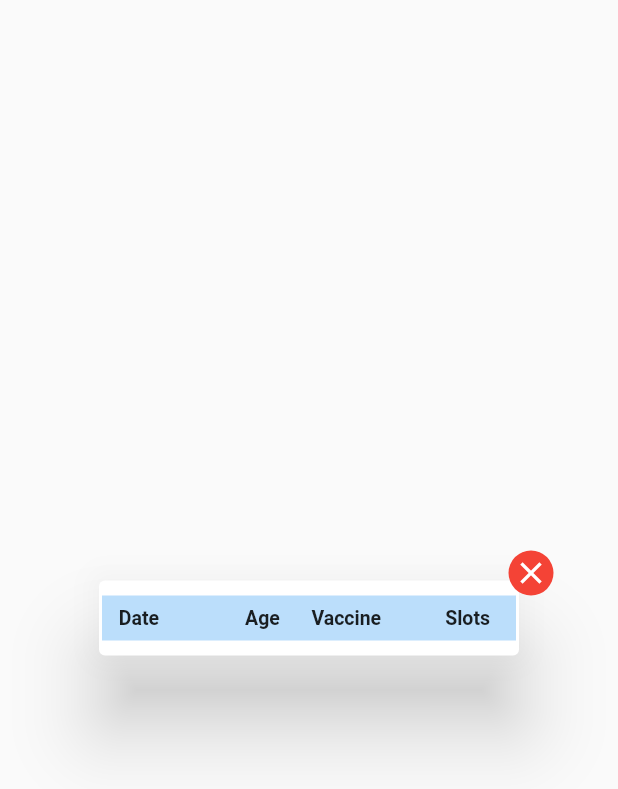
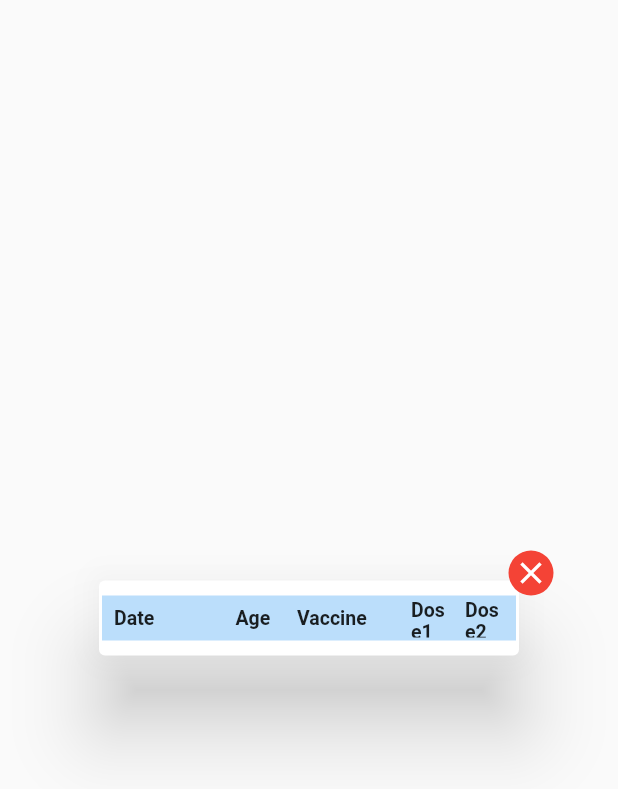
Before and after one commit to muthuesign/Vexometerapp, a Flutter app: the SlotModal widget shown alone on an empty page, opened directly with empty values, on a phone screen of 412 x 824 dp. Shown: the top 789 px of the screen. Run offline on Flutter 3.47's test engine with Material 2 defaults, Android fonts, the phone set to English and light mode, and no system bars; our stand-ins replace geocoding, geolocator, toast; missing offline and left inert: onesignal_flutter; network calls fail; statements that could not run were skipped.

Commit message:
fix issues

```diff
--- a/source/lib/src/home.dart
+++ b/source/lib/src/home.dart
@@ -47,7 +47,7 @@ class _HomeState extends State<Home> {
     _pinCode = _searchController.text.isEmpty ? await GeoFinder.getPinCodeByMyLoction(): _searchController.text;
     var vaccCentres = await _vaxometerService.getCentresByPin(globals.onesignalUserId, _pinCode);
     var centersViewModel = vaccCentres.centersViewModel;
-    Map doseMap = {"Dose 1": true,"Dose 2": true };
+    centersViewModel.sort((b,a) => a.getInitialSlots().compareTo(b.getInitialSlots()));
     _vaccineTypes = new Map.fromIterable(vaccCentres.vaccineTypes,
     key: (item) => item,
       value: (item) => true
@@ -106,7 +106,7 @@ class _HomeState extends State<Home> {
         && (ele.sessions != null && ele.sessions.any((a) => _vacTypeFilter(a)))
 
       ).toList();
-      _filteredVaccineCentres.sort((a, b) => a.getSlots().compareTo(b.getSlots()));
+      _filteredVaccineCentres.sort((b, a) => a.getSlots().compareTo(b.getSlots()));
   }
 
   ListView _vaccineCentreListView() {
--- a/source/lib/src/models/vaccine-centre.dart
+++ b/source/lib/src/models/vaccine-centre.dart
@@ -101,12 +101,12 @@ class CentersViewModel {
    bool isSubcribed;
   final bool isAVailableFor18;
   final bool isAVailableFor45;
-  final String nextAvailableSlot_Dose1;
-  final String nextAvailableSlot_Dose2;
-  final String nextAvailableSlot18_Dose1;
-  final String nextAvailableSlot18_Dose2;
-  final String nextAvailableSlot45_Dose1;
-  final String nextAvailableSlot45_Dose2;
+  final DateTime nextAvailableSlot_Dose1;
+  final DateTime nextAvailableSlot_Dose2;
+  final DateTime nextAvailableSlot18_Dose1;
+  final DateTime nextAvailableSlot18_Dose2;
+  final DateTime nextAvailableSlot45_Dose1;
+  final DateTime nextAvailableSlot45_Dose2;
   final int totalAvailableCapacityDose1;
   final int totalAvailableCapacityDose2;
   final int totalAvailableCapacityDose1_18;
@@ -140,12 +140,12 @@ class CentersViewModel {
         isSubcribed = json["isSubcribed"] ?? false,
         isAVailableFor18 = json["isAVailableFor18"],
         isAVailableFor45 = json["isAVailableFor45"],
-        nextAvailableSlot_Dose1 = json["nextAvailableSlot_Dose1"],
-        nextAvailableSlot_Dose2 = json["nextAvailableSlot_Dose2"],
-        nextAvailableSlot18_Dose1 = json["nextAvailableSlot18_Dose1"],
-        nextAvailableSlot18_Dose2 = json["nextAvailableSlot18_Dose2"],
-        nextAvailableSlot45_Dose1 = json["nextAvailableSlot45_Dose1"],
-        nextAvailableSlot45_Dose2 = json["nextAvailableSlot45_Dose2"],
+        nextAvailableSlot_Dose1 = json["nextAvailableSlot_Dose1"]!=null ? DateTime.parse(json["nextAvailableSlot_Dose1"]) : null,
+        nextAvailableSlot_Dose2 = json["nextAvailableSlot_Dose2"]!=null ? DateTime.parse(json["nextAvailableSlot_Dose2"]) : null,
+        nextAvailableSlot18_Dose1 = json["nextAvailableSlot18_Dose1"]!=null ? DateTime.parse(json["nextAvailableSlot18_Dose1"]) : null,
+        nextAvailableSlot18_Dose2 = json["nextAvailableSlot18_Dose2"]!=null ? DateTime.parse(json["nextAvailableSlot18_Dose2"]) : null,
+        nextAvailableSlot45_Dose1 = json["nextAvailableSlot45_Dose1"]!=null ? DateTime.parse(json["nextAvailableSlot45_Dose1"]) : null,
+        nextAvailableSlot45_Dose2 = json["nextAvailableSlot45_Dose2"]!=null ? DateTime.parse(json["nextAvailableSlot45_Dose2"]) : null,
         totalAvailableCapacityDose1 = json["totalAvailableCapacityDose1"],
         totalAvailableCapacityDose2 = json["totalAvailableCapacityDose2"],
         totalAvailableCapacityDose1_18 = json["totalAvailableCapacityDose1_18"],
@@ -163,4 +163,7 @@ class CentersViewModel {
     return sessions[0].date;
   }
 
+  int getInitialSlots() {
+    return totalAvailableCapacityDose1 + totalAvailableCapacityDose2;
+  }
 }
--- a/source/lib/src/shared/services/http-service.dart
+++ b/source/lib/src/shared/services/http-service.dart
@@ -17,7 +17,7 @@ class HttpService {
       T body = jsonDecode(res.body);
       return body;
     } else {
-      throw "Unable to process your request";
+      throw "No Records Found";
     }
   }
 
--- a/source/lib/src/shared/services/vaxometer-service.dart
+++ b/source/lib/src/shared/services/vaxometer-service.dart
@@ -8,7 +8,7 @@ class VaxometerService {
   VaccineCentreV2 vaccineCentreV2;
 
   Future<VaccineCentreV2> getCentresByPin(String deviceId, String pinCode) async {
-    var response = await HttpService.get<dynamic>(_baseUrl + "VaxometerV2/Centers/DeviceIds/$deviceId/Pincodes/560037");
+    var response = await HttpService.get<dynamic>(_baseUrl + "VaxometerV2/Centers/DeviceIds/$deviceId/Pincodes/$pinCode");
     VaccineCentreV2 vaccineCentreV2 = new VaccineCentreV2(null, null, null);
 
     vaccineCentreV2.centersViewModel = getCenters(response);
--- a/source/lib/src/shared/slot-modal.dart
+++ b/source/lib/src/shared/slot-modal.dart
@@ -4,16 +4,17 @@ import 'package:vaxometer/src/models/vaccine-session.dart';
 
 class SlotModal extends StatefulWidget {
   final List<VaccineSession> _sessions;
-  SlotModal(this._sessions, {Key key}) : super(key: key);
+  final Map<String, bool> _vaccineTypes;
+  SlotModal(this._sessions, this._vaccineTypes, {Key key}) : super(key: key);
 
   @override
-  _SlotModalState createState() => _SlotModalState(_sessions);
+  _SlotModalState createState() => _SlotModalState();
 }
 
 class _SlotModalState extends State<SlotModal> {
-  final List<VaccineSession> _sessions;
+  // final List<VaccineSession> _sessions;
 
-  _SlotModalState(this._sessions);
+  // _SlotModalState(this._sessions);
 
   @override
   void initState() {
@@ -44,10 +45,12 @@ class _SlotModalState extends State<SlotModal> {
               ),
             ),
           ),
-          ListView.separated(
+          Expanded(
+            child: ListView.separated(
                 padding: EdgeInsets.all(0.0),
                 shrinkWrap: true,
-              itemCount: _sessions == null ? 1 : _sessions.length + 1,
+                itemCount: widget._sessions == null ? 1 : widget._sessions.length + 1,
+                // itemCount: widget._sessions == null ? 0 : widget._sessions.length,
                 itemBuilder: (context, index) {
                   if (index == 0)
                   {
@@ -60,8 +63,9 @@ class _SlotModalState extends State<SlotModal> {
                           children: [
                             Container(padding: EdgeInsets.all(2.0), width: 75.0, child:Text("Date", style: TextStyle(fontWeight: FontWeight.bold, fontSize: 13.0))),
                             Container(padding: EdgeInsets.all(2.0), width: 35.0, child:Text("Age", style: TextStyle(fontWeight: FontWeight.bold, fontSize: 13.0))),
-                        Container(padding: EdgeInsets.all(2.0), width: 80.0, child:Text("Vaccine", style: TextStyle(fontWeight: FontWeight.bold, fontSize: 13.0))),
-                        Container(padding: EdgeInsets.all(2.0), width: 40.0, child:Text("Slots", style: TextStyle(fontWeight: FontWeight.bold, fontSize: 13.0)))
+                            Container(padding: EdgeInsets.all(2.0), width: 70.0, child:Text("Vaccine", style: TextStyle(fontWeight: FontWeight.bold, fontSize: 13.0))),
+                            Container(padding: EdgeInsets.all(2.0), width: 30.0, child:Text("Dose1", style: TextStyle(fontWeight: FontWeight.bold, fontSize: 13.0))),
+                            Container(padding: EdgeInsets.all(2.0), width: 30.0, child:Text("Dose2", style: TextStyle(fontWeight: FontWeight.bold, fontSize: 13.0)))
                           ],
                         )
                     );
@@ -72,17 +76,20 @@ class _SlotModalState extends State<SlotModal> {
                       mainAxisAlignment: MainAxisAlignment.spaceEvenly,
                       crossAxisAlignment: CrossAxisAlignment.center,
                       children: [
-                      Container(padding: EdgeInsets.all(2.0), width: 75.0, child:Text(_sessions[index].date, style: TextStyle(fontSize: 12.0))),
-                      Container(padding: EdgeInsets.all(2.0), width: 35.0, child:Text(_sessions[index].min_age_limit.toString(), style: TextStyle(fontSize: 12.0))),
-                      Container(padding: EdgeInsets.all(2.0), width: 80.0, child:Text(_sessions[index].vaccine, style: TextStyle(fontSize: 12.0))),
-                      Container(padding: EdgeInsets.all(2.0), width: 40.0, child:Text(_sessions[index].available_capacity.toString(), textAlign: TextAlign.right, style: TextStyle(fontSize: 12.0)))
+                        Container(padding: EdgeInsets.all(2.0), width: 75.0, child:Text(widget._sessions[index].date,   style: TextStyle(fontSize: 12.0))),
+                        Container(padding: EdgeInsets.all(2.0), width: 35.0, child:Text(widget._sessions[index].min_age_limit.toString(), style: TextStyle(fontSize: 12.0))),
+                        Container(padding: EdgeInsets.all(2.0), width: 70.0, child:Text(widget._sessions[index].vaccine, style: TextStyle(fontSize: 12.0))),
+                        Container(padding: EdgeInsets.all(2.0), width: 30.0, child:Text(widget._vaccineTypes["Dose 1"] == true? widget._sessions[index].available_capacity_dose1.toString() : "-", textAlign: TextAlign.right, style: TextStyle(fontSize: 12.0))),
+                        Container(padding: EdgeInsets.all(2.0), width: 30.0, child:Text(widget._vaccineTypes["Dose 2"] == true? widget._sessions[index].available_capacity_dose2.toString() : "-", textAlign: TextAlign.right, style: TextStyle(fontSize: 12.0)))
                       ],
                     );
                 },
                 separatorBuilder: (context, index) {
                   return Divider();
                 }
+            ) ,
           )
+
         ]
       )
     );
--- a/source/lib/src/shared/slot-tile.dart
+++ b/source/lib/src/shared/slot-tile.dart
@@ -2,13 +2,14 @@ import 'package:flutter/material.dart';
 import 'package:toast/toast.dart';
 import 'package:url_launcher/url_launcher.dart';
 import 'package:vaxometer/src/models/vaccine-centre.dart';
+import 'package:vaxometer/src/models/vaccine-session.dart';
 import 'package:vaxometer/src/shared/slot-modal.dart';
 
 class SlotTile extends StatelessWidget {
   final CentersViewModel _vaccineCentre;
    Map<String, bool> _vaccineTypes;
    Map<String, bool> ageFilter;
-  Map<String, String> _nextAvailableslots = {};
+  Map<String, String> _nextAvailableslots = {"Dose" : "-"};
   final Future<void> Function(int centreId, bool isSubscribe) callBack;
 
   SlotTile(this._vaccineCentre,this._vaccineTypes,this.ageFilter, {this.callBack});
@@ -70,7 +71,7 @@ class SlotTile extends StatelessWidget {
                         crossAxisAlignment: CrossAxisAlignment.center,
                         children: [
                           Text(_vaccineCentre.fee_type, style: TextStyle(fontSize: 13.0, color: Colors.orange)),
-                          Text("Next Slot on: " + _vaccineCentre.getNextSlotOn(), style: TextStyle(fontSize: 13.0, color: Colors.green)),
+                          Text("Next Slot on: " + _nextAvailableslots["Dose"], style: TextStyle(fontSize: 13.0, color: Colors.green)),
                         ]
                       )
                     ),
@@ -110,12 +111,13 @@ class SlotTile extends StatelessWidget {
 
                     GestureDetector(
                       child: Text(getSlots().toString() + ' slots', style: TextStyle(decoration: TextDecoration.underline, color: Colors.blue)),
+                      //   child: Text(_vaccineCentre.getSlots().toString() + ' slots', style: TextStyle(decoration: TextDecoration.underline, color: Colors.blue)),
                       onTap: () async {
                         await showDialog(
                           context: context,
                           builder: (context) =>
                               SlotModal(
-                                  _vaccineCentre.sessions),
+                                  filterSessions(),_vaccineTypes),
                         ).then((val) {
 
                         });
@@ -153,29 +155,127 @@ class SlotTile extends StatelessWidget {
         ),
     );
   }
-  int getSlots(){
+  int getSlots() {
+    if (ageFilter["age18"] && ageFilter["age45"] && _vaccineTypes["Dose 1"] &&
+        _vaccineTypes["Dose 2"]) {
+      // _nextAvailableslots["Dose 1"] = _vaccineCentre.nextAvailableSlot_Dose1;
+      // _nextAvailableslots["Dose 2"] = _vaccineCentre.nextAvailableSlot_Dose2;
+      if (_vaccineCentre.nextAvailableSlot_Dose1 != null &&
+          _vaccineCentre.nextAvailableSlot_Dose2 != null)
+        _nextAvailableslots["Dose"] =
+            (_vaccineCentre.nextAvailableSlot_Dose1.compareTo(
+                _vaccineCentre.nextAvailableSlot_Dose2) > 0 ? _vaccineCentre
+                .nextAvailableSlot_Dose2 : _vaccineCentre
+                .nextAvailableSlot_Dose1).toString();
+      else
+        _nextAvailableslots["Dose"] =
+            ((_vaccineCentre.nextAvailableSlot_Dose1 ??
+                _vaccineCentre.nextAvailableSlot_Dose2) ?? "-").toString();
+      return _vaccineCentre.getSlots();
+    }
+    if (ageFilter["age18"] && ageFilter["age45"] && _vaccineTypes["Dose 1"] &&
+        !_vaccineTypes["Dose 2"]) {
+      // _nextAvailableslots["Dose 1"] = _vaccineCentre.nextAvailableSlot_Dose1;
+      // _nextAvailableslots["Dose 2"] = _vaccineCentre.nextAvailableSlot_Dose2;
+      if (_vaccineCentre.nextAvailableSlot18_Dose1 != null &&
+          _vaccineCentre.nextAvailableSlot45_Dose1 != null)
+        _nextAvailableslots["Dose"] =
+            (_vaccineCentre.nextAvailableSlot18_Dose1.compareTo(
+                _vaccineCentre.nextAvailableSlot45_Dose1) > 0 ? _vaccineCentre
+                .nextAvailableSlot45_Dose1 : _vaccineCentre
+                .nextAvailableSlot18_Dose1).toString();
+      else
+        _nextAvailableslots["Dose"] =
+            ((_vaccineCentre.nextAvailableSlot18_Dose1 ??
+                _vaccineCentre.nextAvailableSlot45_Dose1) ?? "-").toString();
+      return _vaccineCentre.totalAvailableCapacityDose1_18 ??
+          0 + _vaccineCentre.totalAvailableCapacityDose1_45 ?? 0;
+    }
+    if (ageFilter["age18"] && ageFilter["age45"] && !_vaccineTypes["Dose 1"] &&
+        _vaccineTypes["Dose 2"]) {
+      if (_vaccineCentre.nextAvailableSlot18_Dose2 != null &&
+          _vaccineCentre.nextAvailableSlot45_Dose2 != null)
+        _nextAvailableslots["Dose"] =
+            (_vaccineCentre.nextAvailableSlot18_Dose2.compareTo(
+                _vaccineCentre.nextAvailableSlot45_Dose2) > 0 ? _vaccineCentre
+                .nextAvailableSlot45_Dose2 : _vaccineCentre
+                .nextAvailableSlot18_Dose2).toString();
+      else
+        _nextAvailableslots["Dose"] =
+            ((_vaccineCentre.nextAvailableSlot18_Dose2 ??
+                _vaccineCentre.nextAvailableSlot45_Dose2) ?? "-").toString();
 
-  if(ageFilter["age18"] && ageFilter["age45"] && _vaccineTypes["Dose 1"] && _vaccineTypes["Dose 2"]){
-    _nextAvailableslots["Dose 1"] = _vaccineCentre.nextAvailableSlot_Dose1;
-    _nextAvailableslots["Dose 2"] = _vaccineCentre.nextAvailableSlot_Dose2;
-    return _vaccineCentre.getSlots();}
-  if(ageFilter["age18"] && ageFilter["age45"] && _vaccineTypes["Dose 1"] && !_vaccineTypes["Dose 2"]){
-    _nextAvailableslots["Dose 1"] = _vaccineCentre.nextAvailableSlot_Dose1;
-    _nextAvailableslots["Dose 2"] = _vaccineCentre.nextAvailableSlot_Dose2;
-    return _vaccineCentre.totalAvailableCapacityDose1_18 ?? 0 + _vaccineCentre.totalAvailableCapacityDose1_45 ?? 0;}
-  if(ageFilter["age18"] && ageFilter["age45"] && !_vaccineTypes["Dose 1"] && _vaccineTypes["Dose 2"])
-    return _vaccineCentre.totalAvailableCapacityDose2_18 ?? 0 + _vaccineCentre.totalAvailableCapacityDose2_45 ??0;
-  if(ageFilter["age18"] && !ageFilter["age45"] && _vaccineTypes["Dose 1"] && _vaccineTypes["Dose 2"])
-    return _vaccineCentre.totalAvailableCapacityDose1_18 ?? 0 + _vaccineCentre.totalAvailableCapacityDose2_18 ?? 0;
-  if(!ageFilter["age18"] && ageFilter["age45"] && _vaccineTypes["Dose 1"] && _vaccineTypes["Dose 2"])
-    return _vaccineCentre.totalAvailableCapacityDose1_45 ?? 0 + _vaccineCentre.totalAvailableCapacityDose2_45 ?? 0;
-  if(!ageFilter["age18"] && ageFilter["age45"] && !_vaccineTypes["Dose 1"] && _vaccineTypes["Dose 2"])
-    return  _vaccineCentre.totalAvailableCapacityDose2_45 ?? 0;
-  if(!ageFilter["age18"] && ageFilter["age45"] && _vaccineTypes["Dose 1"] && !_vaccineTypes["Dose 2"])
-    return  _vaccineCentre.totalAvailableCapacityDose1_45 ?? 0;
-  if(ageFilter["age18"] && !ageFilter["age45"] && !_vaccineTypes["Dose 1"] && _vaccineTypes["Dose 2"])
-    return  _vaccineCentre.totalAvailableCapacityDose2_18 ?? 0;
-  if(ageFilter["age18"] && !ageFilter["age45"] && _vaccineTypes["Dose 1"] && !_vaccineTypes["Dose 2"])
-    return  _vaccineCentre.totalAvailableCapacityDose2_18 ?? 0;
+      return _vaccineCentre.totalAvailableCapacityDose2_18 ??
+          0 + _vaccineCentre.totalAvailableCapacityDose2_45 ?? 0;
+    }
+    if (ageFilter["age18"] && !ageFilter["age45"] && _vaccineTypes["Dose 1"] &&
+        _vaccineTypes["Dose 2"]) {
+      if (_vaccineCentre.nextAvailableSlot18_Dose1 != null &&
+          _vaccineCentre.nextAvailableSlot18_Dose2 != null)
+        _nextAvailableslots["Dose"] =
+            (_vaccineCentre.nextAvailableSlot18_Dose1.compareTo(
+                _vaccineCentre.nextAvailableSlot18_Dose2) > 0 ? _vaccineCentre
+                .nextAvailableSlot18_Dose2 : _vaccineCentre
+                .nextAvailableSlot18_Dose1).toString();
+      else
+        _nextAvailableslots["Dose"] =
+            ((_vaccineCentre.nextAvailableSlot18_Dose2 ??
+                _vaccineCentre.nextAvailableSlot18_Dose1) ?? "-").toString();
+
+      return _vaccineCentre.totalAvailableCapacityDose1_18 ??
+          0 + _vaccineCentre.totalAvailableCapacityDose2_18 ?? 0;
+    }
+    if (!ageFilter["age18"] && ageFilter["age45"] && _vaccineTypes["Dose 1"] &&
+        _vaccineTypes["Dose 2"]) {
+      if (_vaccineCentre.nextAvailableSlot45_Dose1 != null &&
+          _vaccineCentre.nextAvailableSlot45_Dose2 != null)
+        _nextAvailableslots["Dose"] =
+            (_vaccineCentre.nextAvailableSlot45_Dose1.compareTo(
+                _vaccineCentre.nextAvailableSlot45_Dose2) > 0 ? _vaccineCentre
+                .nextAvailableSlot45_Dose2 : _vaccineCentre
+                .nextAvailableSlot45_Dose1).toString();
+      else
+        _nextAvailableslots["Dose"] =
+            ((_vaccineCentre.nextAvailableSlot45_Dose2 ??
+                _vaccineCentre.nextAvailableSlot45_Dose1) ?? "-").toString();
+
+      return _vaccineCentre.totalAvailableCapacityDose1_45 ??
+          0 + _vaccineCentre.totalAvailableCapacityDose2_45 ?? 0;
+    }
+    if (!ageFilter["age18"] && ageFilter["age45"] && !_vaccineTypes["Dose 1"] &&
+        _vaccineTypes["Dose 2"]) {
+      _nextAvailableslots["Dose"] =
+          (_vaccineCentre.nextAvailableSlot45_Dose2 ?? "-").toString();
+      return _vaccineCentre.totalAvailableCapacityDose2_45 ?? 0;
+    }
+    if (!ageFilter["age18"] && ageFilter["age45"] && _vaccineTypes["Dose 1"] &&
+        !_vaccineTypes["Dose 2"]) {
+      _nextAvailableslots["Dose"] =
+          (_vaccineCentre.nextAvailableSlot45_Dose1 ?? "-").toString();
+      return _vaccineCentre.totalAvailableCapacityDose1_45 ?? 0;
+    }
+    if (ageFilter["age18"] && !ageFilter["age45"] && !_vaccineTypes["Dose 1"] &&
+        _vaccineTypes["Dose 2"]) {
+      _nextAvailableslots["Dose"] =
+          (_vaccineCentre.nextAvailableSlot18_Dose2 ?? "-").toString();
+      return _vaccineCentre.totalAvailableCapacityDose2_18 ?? 0;
+    }
+    if (ageFilter["age18"] && !ageFilter["age45"] && _vaccineTypes["Dose 1"] &&
+        !_vaccineTypes["Dose 2"]) {
+      _nextAvailableslots["Dose"] =
+          (_vaccineCentre.nextAvailableSlot18_Dose1 ?? "-").toString();
+      return _vaccineCentre.totalAvailableCapacityDose2_18 ?? 0;
+    }
+    return 0;
+  }
+
+ List<VaccineSession> filterSessions() {
+    if(!ageFilter["age18"]){
+      _vaccineCentre.sessions.removeWhere((element) => element.min_age_limit == 18);
+    }
+    if(!ageFilter["age45"]){
+      _vaccineCentre.sessions.removeWhere((element) => element.min_age_limit == 45);
+    }
+    return _vaccineCentre.sessions;
   }
 }
```
Lines whose indentation alone changed are shown as unchanged.
